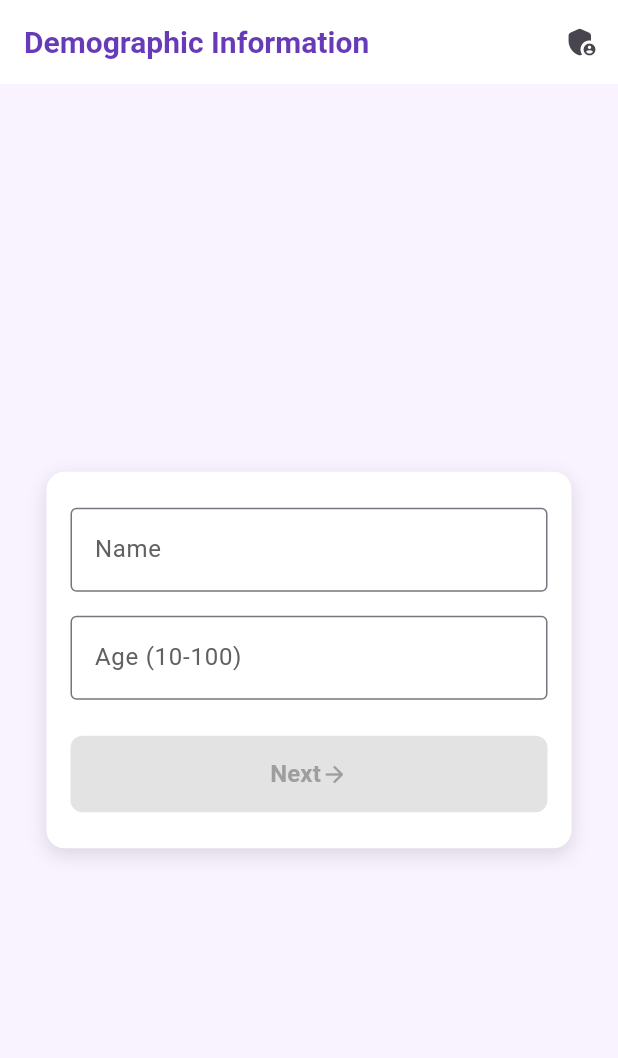
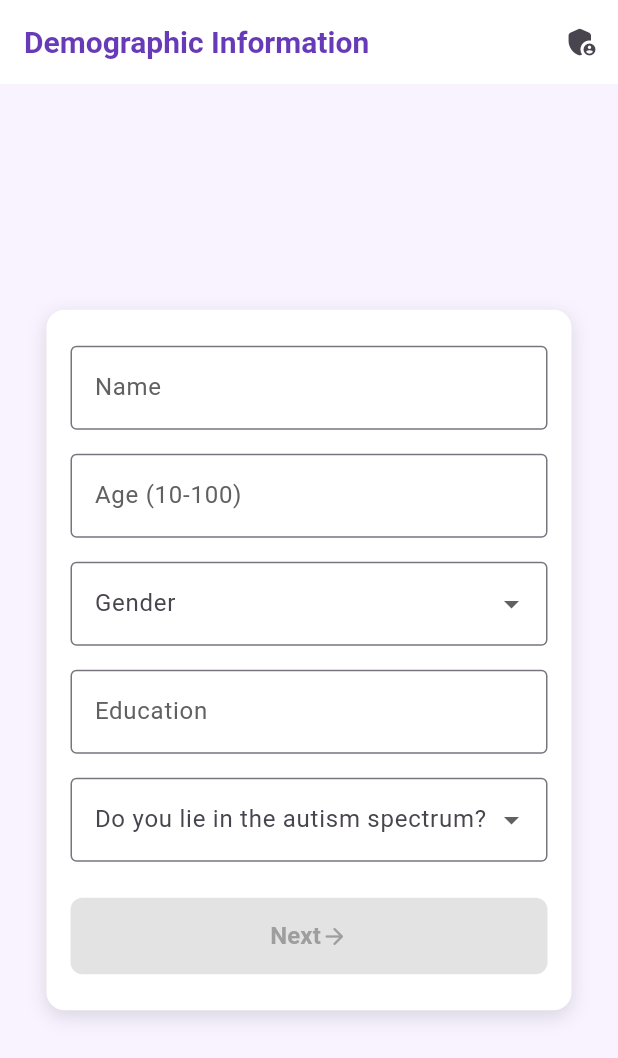
Before and after one commit to RishabhSk7/flutter-questionnaire, a Flutter app: the screen it shows after launch, on a phone screen of 412 x 824 dp. Shown: the top 1058 px of the screen. Run offline on Flutter 3.47's test engine with Material 3 defaults, Android fonts, the phone set to English and light mode, and no system bars; our stand-ins replace permission_handler, sqflite; accounts and stored records are empty; generated files the repository leaves out were written again.

Commit message:
added more demographic user inputs, fixed some file storage issues

```diff
--- a/lib/models/user_model.dart
+++ b/lib/models/user_model.dart
@@ -9,12 +9,18 @@ import 'package:questionnairev2/models/question_model.dart';
 class User {
   final String name;
   final int age;
+  final String gender;
+  final String education;
+  final bool autismSpectrum;
   List<Emotion> emotions;
   List<Question> questions;
 
   User({
     required this.name,
     required this.age,
+    required this.education,
+    required this.gender,
+    required this.autismSpectrum,
     List<Emotion>? emotions,
     List<Question>? questions,
   })  : emotions = emotions ?? [],
@@ -29,14 +35,14 @@ class User {
       if (directory != null) {
         // Create the userResponses folder in Downloads
         final userResponsesDirectory =
-            Directory('/storage/emulated/0/Download');
+            Directory('/storage/emulated/0/Downloads/questionnaire');
         if (!await userResponsesDirectory.exists()) {
           await userResponsesDirectory.create(recursive: true);
         }
 
         // Define the file path using the user's name
         final file = File(
-            '${userResponsesDirectory.path}/questionnaire/${name}_response_${DateTime.now().millisecondsSinceEpoch}.json');
+            '${userResponsesDirectory.path}/${name}_response_${DateTime.now().millisecondsSinceEpoch}.json');
 
         // Convert the User object to JSON
         String jsonString = jsonEncode(this.toJson());
@@ -57,6 +63,9 @@ class User {
     return {
       'name': name,
       'age': age,
+      'gender': gender,
+      'autismSpectrum': autismSpectrum,
+      'education': education,
       'emotions': emotions.map((e) => e.toJson()).toList(),
       'questions': questions.map((q) => q.toJson()).toList(),
     };
--- a/lib/screens/demographic_page.dart
+++ b/lib/screens/demographic_page.dart
@@ -9,6 +9,9 @@ class DemographicPage extends StatefulWidget {
 class _DemographicPageState extends State<DemographicPage> {
   final TextEditingController _nameController = TextEditingController();
   final TextEditingController _ageController = TextEditingController();
+  final TextEditingController _genderController = TextEditingController();
+  final TextEditingController _educationController = TextEditingController();
+  bool? _autismSpectrumAnswer;
   bool isButtonEnabled = false;
 
   @override
@@ -41,7 +44,7 @@ class _DemographicPageState extends State<DemographicPage> {
                     content: TextField(
                       controller: pinController,
                       keyboardType: TextInputType.number,
-                      obscureText: true, // Hides the input for security
+                      obscureText: true,
                       decoration: InputDecoration(
                         labelText: 'PIN',
                         border: OutlineInputBorder(),
@@ -57,9 +60,8 @@ class _DemographicPageState extends State<DemographicPage> {
                       TextButton(
                         onPressed: () {
                           if (pinController.text == hardcodedPin) {
-                            Navigator.pop(context); // Close the dialog
-                            Navigator.pushNamed(
-                                context, '/admin'); // Navigate to /admin
+                            Navigator.pop(context);
+                            Navigator.pushNamed(context, '/admin');
                           } else {
                             ScaffoldMessenger.of(context).showSnackBar(
                               SnackBar(
@@ -79,7 +81,7 @@ class _DemographicPageState extends State<DemographicPage> {
           ),
         ],
       ),
-      backgroundColor: const Color(0xFFF8F3FF), // Light pinkish background
+      backgroundColor: const Color(0xFFF8F3FF),
       body: Padding(
         padding: const EdgeInsets.all(16.0),
         child: Center(
@@ -87,7 +89,7 @@ class _DemographicPageState extends State<DemographicPage> {
             decoration: BoxDecoration(
               color: Colors.white,
               borderRadius: BorderRadius.circular(12),
-              boxShadow: [
+              boxShadow: const [
                 BoxShadow(
                   color: Colors.black12,
                   blurRadius: 10,
@@ -95,7 +97,8 @@ class _DemographicPageState extends State<DemographicPage> {
                 ),
               ],
             ),
-            padding: EdgeInsets.symmetric(horizontal: 16.0, vertical: 24.0),
+            padding:
+                const EdgeInsets.symmetric(horizontal: 16.0, vertical: 24.0),
             width: 350,
             child: Column(
               mainAxisSize: MainAxisSize.min,
@@ -120,6 +123,70 @@ class _DemographicPageState extends State<DemographicPage> {
                   ),
                   onChanged: _validateInputs,
                 ),
+                SizedBox(height: 16),
+                DropdownButtonFormField<String>(
+                  value: _genderController.text.isEmpty
+                      ? null
+                      : _genderController.text,
+                  items: const [
+                    DropdownMenuItem<String>(
+                      value: 'Male',
+                      child: Text('Male'),
+                    ),
+                    DropdownMenuItem<String>(
+                      value: 'Female',
+                      child: Text('Female'),
+                    ),
+                    DropdownMenuItem<String>(
+                      value: 'Other',
+                      child: Text('Other'),
+                    ),
+                  ],
+                  decoration: InputDecoration(
+                    labelText: 'Gender',
+                    border: OutlineInputBorder(),
+                  ),
+                  onChanged: (String? newValue) {
+                    setState(() {
+                      _genderController.text = newValue ?? '';
+                    });
+                    _validateInputs('');
+                  },
+                ),
+                SizedBox(height: 16),
+                TextField(
+                  controller: _educationController,
+                  decoration: InputDecoration(
+                    labelText: 'Education',
+                    labelStyle: TextStyle(color: Colors.grey[700]),
+                    border: OutlineInputBorder(),
+                  ),
+                  onChanged: _validateInputs,
+                ),
+                SizedBox(height: 16),
+                DropdownButtonFormField<bool>(
+                  value: _autismSpectrumAnswer,
+                  items: const [
+                    DropdownMenuItem<bool>(
+                      value: true,
+                      child: Text('Yes'),
+                    ),
+                    DropdownMenuItem<bool>(
+                      value: false,
+                      child: Text('No'),
+                    ),
+                  ],
+                  decoration: InputDecoration(
+                    labelText: 'Do you lie in the autism spectrum?',
+                    border: OutlineInputBorder(),
+                  ),
+                  onChanged: (bool? newValue) {
+                    setState(() {
+                      _autismSpectrumAnswer = newValue;
+                    });
+                    _validateInputs('');
+                  },
+                ),
                 SizedBox(height: 24),
                 ElevatedButton(
                   style: ElevatedButton.styleFrom(
@@ -135,14 +202,14 @@ class _DemographicPageState extends State<DemographicPage> {
                       ? () {
                           final age = int.tryParse(_ageController.text);
                           if (age != null && age >= 10 && age <= 100) {
-                            Navigator.pushNamed(
-                              context,
-                              "/emotions",
-                              arguments: User(
-                                name: _nameController.text,
-                                age: age,
-                              ),
-                            );
+                            Navigator.pushNamed(context, "/emotions",
+                                arguments: User(
+                                  name: _nameController.text,
+                                  age: age,
+                                  education: _educationController.text,
+                                  gender: _genderController.text,
+                                  autismSpectrum: _autismSpectrumAnswer!,
+                                ));
                           } else {
                             _showErrorDialog(
                               'Please enter a valid age between 10 and 100.',
@@ -179,9 +246,16 @@ class _DemographicPageState extends State<DemographicPage> {
     final isAgeValid = int.tryParse(_ageController.text) != null &&
         int.parse(_ageController.text) >= 10 &&
         int.parse(_ageController.text) <= 100;
+    final isGenderValid = _genderController.text.isNotEmpty;
+    final isEducationValid = _educationController.text.isNotEmpty;
+    final isAutismSpectrumValid = _autismSpectrumAnswer != null;
 
     setState(() {
-      isButtonEnabled = isNameValid && isAgeValid;
+      isButtonEnabled = isNameValid &&
+          isAgeValid &&
+          isGenderValid &&
+          isEducationValid &&
+          isAutismSpectrumValid;
     });
   }
 
```
